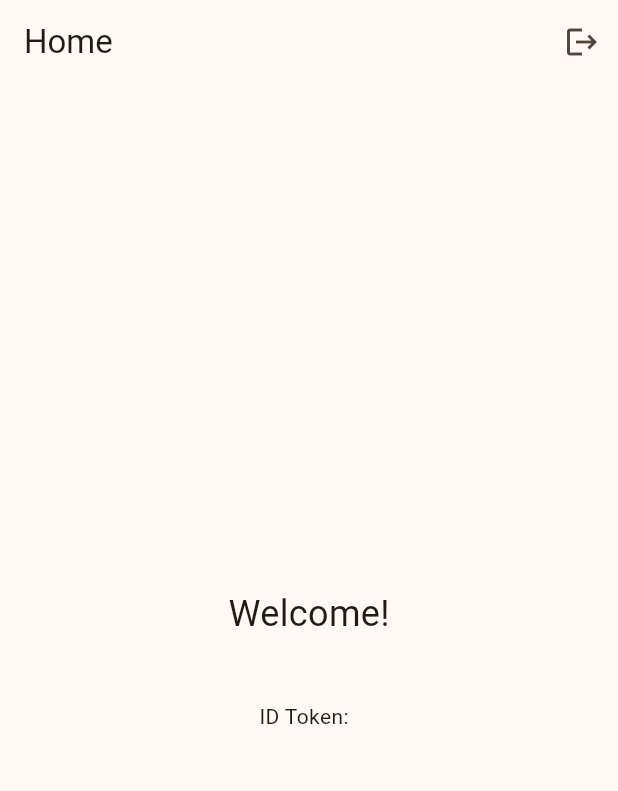
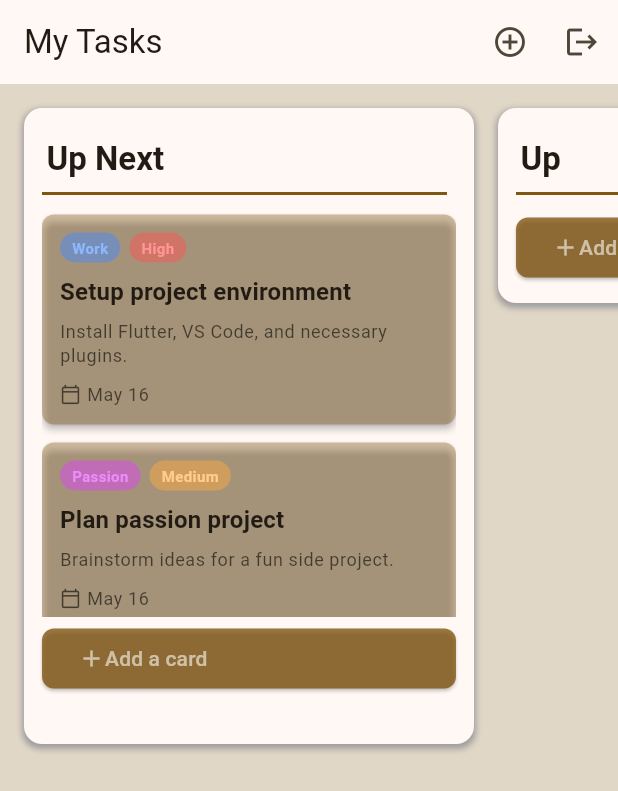
Before and after one commit to Nightclaus/Sizzle, a Flutter app: the screen it shows once a user with an empty profile is signed in, after a tap on the "logout" icon, on a phone screen of 412 x 824 dp. Shown: the top 791 px of the screen. Run offline on Flutter 3.47's test engine with Material 3 defaults, Android fonts, the phone set to English and light mode, and no system bars; our stand-ins replace firebase_auth, firebase_core, flutter_dotenv, font_awesome_flutter, get, google_sign_in; accounts and stored records are empty.

Commit message:
Added tasks page

```diff
--- a/lib/app/controllers/auth_controller.dart
+++ b/lib/app/controllers/auth_controller.dart
@@ -35,7 +35,7 @@
     if (user == null) {
       if (Get.currentRoute != Routes.LOGIN) Get.offAllNamed(Routes.LOGIN);
     } else {
-      Get.offAllNamed(Routes.HOME);
+      Get.offAllNamed(Routes.TASKS); // Move to the task screen for now
     }
   }
 
--- /dev/null
+++ b/lib/app/controllers/tasks_controller.dart
@@ -0,0 +1,123 @@
+import 'package:get/get.dart';
+import 'package:uuid/uuid.dart'; // Add uuid to pubspec.yaml: `flutter pub add uuid`
+import '../models/task_column_model.dart';
+import '../models/task_model.dart';
+
+class TasksController extends GetxController {
+  var columns = <TaskColumn>[].obs;
+  final Uuid _uuid = const Uuid();
+
+  @override
+  void onInit() {
+    super.onInit();
+    // Load initial data or leave empty
+    if (columns.isEmpty) {
+      _addDefaultColumns();
+    }
+  }
+
+  void addColumn(String title) {
+    if (title.trim().isEmpty) return;
+    final newColumn = TaskColumn(id: _uuid.v4(), title: title.trim());
+    columns.add(newColumn);
+  }
+
+  void addTaskToColumn(String columnId, Task task) {
+    final columnIndex = columns.indexWhere((col) => col.id == columnId);
+    if (columnIndex != -1) {
+      columns[columnIndex].tasks.add(task);
+      // columns.refresh(); // May not be needed if TaskColumn.tasks is RxList
+    } else {
+      Get.snackbar("Error", "Column not found to add task.");
+    }
+  }
+
+  void updateTask(String columnId, Task updatedTask) {
+    final columnIndex = columns.indexWhere((col) => col.id == columnId);
+    if (columnIndex != -1) {
+      final taskIndex = columns[columnIndex].tasks.indexWhere((task) => task.id == updatedTask.id);
+      if (taskIndex != -1) {
+        columns[columnIndex].tasks[taskIndex] = updatedTask;
+        // columns.refresh(); // Force UI update for the column
+      }
+    }
+  }
+
+  void deleteTask(String columnId, String taskId) {
+    final columnIndex = columns.indexWhere((col) => col.id == columnId);
+    if (columnIndex != -1) {
+      columns[columnIndex].tasks.removeWhere((task) => task.id == taskId);
+    }
+  }
+
+  // Placeholder for reordering tasks within a column (for drag & drop later)
+  void reorderTaskInColumn(String columnId, int oldIndex, int newIndex) {
+    final columnIndex = columns.indexWhere((col) => col.id == columnId);
+    if (columnIndex != -1) {
+      final task = columns[columnIndex].tasks.removeAt(oldIndex);
+      var adjustedNewIndex = newIndex;
+      if (oldIndex < newIndex) {
+        adjustedNewIndex -= 1; // Adjust index if item moved down
+      }
+      columns[columnIndex].tasks.insert(adjustedNewIndex, task);
+    }
+  }
+
+  // Placeholder for moving task between columns (for drag & drop later)
+   void moveTaskToColumn(String oldColumnId, String newColumnId, String taskId, int newIndexInColumn) {
+    Task? taskToMove;
+    // Remove from old column
+    final oldColumnIndex = columns.indexWhere((col) => col.id == oldColumnId);
+    if (oldColumnIndex != -1) {
+      final taskIndex = columns[oldColumnIndex].tasks.indexWhere((t) => t.id == taskId);
+      if (taskIndex != -1) {
+        taskToMove = columns[oldColumnIndex].tasks.removeAt(taskIndex);
+      }
+    }
+
+    // Add to new column
+    if (taskToMove != null) {
+      final newColumnIndex = columns.indexWhere((col) => col.id == newColumnId);
+      if (newColumnIndex != -1) {
+        // Ensure index is within bounds
+        int insertAtIndex = newIndexInColumn.clamp(0, columns[newColumnIndex].tasks.length);
+        columns[newColumnIndex].tasks.insert(insertAtIndex, taskToMove);
+      } else {
+        // If new column not found, add back to old (or handle error)
+        if (oldColumnIndex != -1) {
+          columns[oldColumnIndex].tasks.add(taskToMove); // Or some other error recovery
+        }
+      }
+    }
+  }
+
+
+  void _addDefaultColumns() { // Testcase
+    addColumn("Up Next");
+     addColumn("Up ");
+
+    // Add a sample task
+    if (columns.isNotEmpty && columns.first.tasks.isEmpty) {
+      addTaskToColumn(
+        columns.first.id,
+        Task(
+          id: _uuid.v4(),
+          name: "Setup project environment",
+          description: "Install Flutter, VS Code, and necessary plugins.",
+          tag: TaskTag.work,
+          importance: TaskImportance.high,
+        ),
+      );
+       addTaskToColumn(
+        columns.first.id,
+        Task(
+          id: _uuid.v4(),
+          name: "Plan passion project",
+          description: "Brainstorm ideas for a fun side project.",
+          tag: TaskTag.passion,
+          importance: TaskImportance.medium,
+        ),
+      );
+    }
+  }
+}
--- /dev/null
+++ b/lib/app/models/task_column_model.dart
@@ -0,0 +1,21 @@
+import 'package:get/get.dart';
+import 'task_model.dart';
+
+class TaskColumn {
+  final String id;
+  String title;
+  RxList<Task> tasks = <Task>[].obs;
+
+  TaskColumn({
+    required this.id,
+    required this.title,
+    List<Task>? initialTasks,
+  }) {
+    if (initialTasks != null) {    // generating test views
+      tasks.addAll(initialTasks);
+    }
+  }
+
+  double get getHeight => tasks.length * 137; // Getter for height
+  double get getFullHeight => (tasks.isEmpty) ? getHeight + 130 : getHeight + 150; // Better bottom for empty columns
+}
--- /dev/null
+++ b/lib/app/models/task_model.dart
@@ -0,0 +1,50 @@
+import 'package:flutter/material.dart';
+
+enum TaskTag { passion, work }                // Set categories
+enum TaskImportance { high, medium, low }     // Set categories
+
+class Task {
+  final String id;
+  String name;
+  String description;
+  TaskTag tag;
+  TaskImportance importance;
+  DateTime createdAt;
+  // String columnId; // To associate with a column if storing separately
+
+  Task({
+    required this.id,
+    required this.name,
+    this.description = '',
+    required this.tag,
+    required this.importance,
+    // required this.columnId,
+    DateTime? createdAt,
+  }) : createdAt = createdAt ?? DateTime.now();
+
+  // Helper to get color for importance
+  Color get importanceColor {
+    switch (importance) {
+      case TaskImportance.high:
+        return Colors.redAccent;
+      case TaskImportance.medium:
+        return Colors.orangeAccent;
+      case TaskImportance.low:
+        return Colors.greenAccent;
+      //default: // No need, all values are covered
+      //  return Colors.grey;
+    }
+  }
+
+  // Helper to get color for tag
+  Color get tagColor {
+    switch (tag) {
+      case TaskTag.passion:
+        return Colors.purpleAccent;
+      case TaskTag.work:
+        return Colors.blueAccent;
+      //default:
+      //  return Colors.grey;
+    }
+  }
+}
--- /dev/null
+++ b/lib/app/modules/tasks/bindings/tasks_binding.dart
@@ -0,0 +1,11 @@
+import 'package:get/get.dart';
+import '../../../controllers/tasks_controller.dart';
+
+class TasksBinding extends Bindings {
+  @override
+  void dependencies() {
+    Get.lazyPut<TasksController>(
+      () => TasksController(),
+    );
+  }
+}
--- /dev/null
+++ b/lib/app/modules/tasks/views/tasks_view.dart
@@ -0,0 +1,203 @@
+import 'package:flutter/material.dart';
+import 'package:get/get.dart';
+import 'package:sizzle/app/modules/tasks/widgets/add_task_dialog.dart';
+import '../../../controllers/auth_controller.dart'; // For sign out
+import '../../../controllers/tasks_controller.dart';
+import '../widgets/task_card_widget.dart';
+
+class TasksPage extends GetView<TasksController> {
+  TasksPage({super.key});
+
+  final AuthController authController = Get.find<AuthController>(); // For logout
+
+  Color lightenColor(Color color, [int amount = 100]) {
+    return Color.alphaBlend(Colors.white.withAlpha(amount), color);
+  }
+
+  void _showAddColumnDialog(BuildContext context) {
+    final TextEditingController columnTitleController = TextEditingController();
+    Get.dialog(
+      AlertDialog(
+        title: const Text("Add New Column"),
+        content: TextField(
+          controller: columnTitleController,
+          decoration: const InputDecoration(hintText: "Column Title"),
+          autofocus: true,
+        ),
+        actions: [
+          TextButton(
+            onPressed: () => Get.back(),
+            child: const Text("Cancel"),
+          ),
+          ElevatedButton(
+            onPressed: () {
+              if (columnTitleController.text.trim().isNotEmpty) {
+                controller.addColumn(columnTitleController.text.trim());
+                Get.back();
+              } else {
+                Get.snackbar("Error", "Column title cannot be empty.",
+                    snackPosition: SnackPosition.BOTTOM);
+              }
+            },
+            child: const Text("Add"),
+          )
+        ],
+      ),
+    );
+  }
+
+  @override
+  Widget build(BuildContext context) {
+    final theme = Theme.of(context);
+    final maxHeight = MediaQuery.of(context).size.height - 75;
+
+    return Scaffold(
+      appBar: AppBar(
+        title: const Text("My Tasks"),
+        actions: [
+          IconButton(
+            icon: const Icon(Icons.add_circle_outline),
+            tooltip: "Add Column",
+            onPressed: () => _showAddColumnDialog(context),
+          ),
+          IconButton(
+            icon: const Icon(Icons.logout),
+            tooltip: "Sign Out",
+            onPressed: () {
+              authController.signOut();
+            },
+          )
+        ],
+      ),
+      backgroundColor: Theme.of(context).colorScheme.primary.withAlpha(60),
+      body: Obx(
+        () {
+          if (controller.columns.isEmpty) {
+            return Center(
+              child: Column(
+                mainAxisAlignment: MainAxisAlignment.center,
+                children: [
+                  const Text("No columns yet. Add one to get started!"),
+                  const SizedBox(height: 10),
+                  ElevatedButton.icon(
+                    icon: const Icon(Icons.add),
+                    label: const Text("Add Column"),
+                    onPressed: () => _showAddColumnDialog(context),
+                  )
+                ],
+              ),
+            );
+          }
+          return ConstrainedBox(
+            constraints: BoxConstraints(
+              maxHeight: maxHeight,
+            ),
+            child: ListView.builder( // List builder is actually no1 op
+              scrollDirection: Axis.horizontal,
+              padding: const EdgeInsets.all(16.0),
+              itemCount: controller.columns.length,
+              itemBuilder: (context, index) {
+                final column = controller.columns[index];
+                return Stack(
+                  children: [
+                    Obx(()=>Container(
+                    width: 300, // Width of each column
+                    height: column.getFullHeight,
+                    margin: const EdgeInsets.only(right: 16.0),
+                    padding: const EdgeInsets.all(12.0),
+                    decoration: BoxDecoration(
+                      color: theme.cardColor, // Or Colors.grey[200]
+                      borderRadius: BorderRadius.circular(12.0),
+                      boxShadow: [
+                        BoxShadow(
+                          color: Colors.grey.withAlpha(255),
+                          spreadRadius: 1,
+                          blurRadius: 3,
+                          offset: const Offset(0, 2),
+                        )
+                      ]
+                    ),
+                    child: Column(
+                      crossAxisAlignment: CrossAxisAlignment.start,
+                      children: [
+                        Padding(
+                          padding: const EdgeInsets.only(
+                            top: 8,
+                            bottom: 8,
+                            left: 3,
+                            right: 8,
+                          ),
+                          child: Row(
+                            mainAxisAlignment: MainAxisAlignment.spaceBetween,
+                            children: [
+                              Text(
+                                column.title,
+                                style: theme.textTheme.titleLarge?.copyWith(fontWeight: FontWeight.bold),
+                              ),
+                              // IconButton(icon: Icon(Icons.more_vert), onPressed: () { /* Column options */ })
+                            ],
+                          ),
+                        ),
+                        Container(
+                          height: 2,
+                          width: 270,
+                          color: theme.primaryColor,
+                        ),
+                        SizedBox(
+                          height: 7,
+                        ),
+                        SizedBox(
+                          height: column.getHeight,
+                          child: ListView.builder(
+                            itemCount: column.tasks.length,
+                            itemBuilder: (ctx, taskIndex) {
+                              final task = column.tasks[taskIndex];
+                              return TaskCardWidget(
+                                task: task,
+                                onTap: () {
+                                  // TODO: Implement task detail view or edit dialog
+                                  Get.snackbar("Task Tapped", task.name, snackPosition: SnackPosition.BOTTOM);
+                                },
+                              );
+                            },
+                          ),
+                        ),
+                        const SizedBox(height: 8),
+                        SizedBox(
+                          height: 40,
+                          child: ElevatedButton(
+                            style: ElevatedButton.styleFrom(
+                              minimumSize: const Size(double.infinity, 40), // Make button wider
+                              foregroundColor: lightenColor(theme.primaryColor.withAlpha(60), 150),
+                              backgroundColor: WidgetStateColor.resolveWith(
+                                (Set<WidgetState> states) {
+                                  return theme.colorScheme.primary.withAlpha(200);
+                                },
+                              ),
+                              overlayColor: WidgetStateColor.resolveWith((Set<WidgetState> states) {return Colors.yellow.shade600;}), // ← removes splash
+
+                              //elevation: 0, // Looks weird depending on my mental state
+                              shape: RoundedRectangleBorder(
+                                borderRadius: BorderRadius.circular(8), // smaller radius
+                              ),
+                            ),
+                            onPressed: () => showAddTaskDialog(context, column.id),
+                            child: Row(children:[
+                              const Icon(Icons.add, size: 18),
+                              const Text("Add a card"),
+                            ]),
+                          ),
+                        )
+                      ],
+                    )
+                  )
+                  )]
+                );
+              },
+            )
+          );
+        },
+      ),
+    );
+  }
+}
--- /dev/null
+++ b/lib/app/modules/tasks/widgets/add_task_dialog.dart
@@ -0,0 +1,90 @@
+import 'package:flutter/material.dart';
+import 'package:get/get.dart';
+import 'package:uuid/uuid.dart';
+import '../../../models/task_model.dart';
+import '../../../controllers/tasks_controller.dart'; // To find TasksController
+
+Future<void> showAddTaskDialog(BuildContext context, String columnId) async {
+  final tasksController = Get.find<TasksController>();
+  final formKey = GlobalKey<FormState>();
+  final nameController = TextEditingController();
+  final descriptionController = TextEditingController();
+  var selectedTag = TaskTag.work.obs;
+  var selectedImportance = TaskImportance.medium.obs;
+  final Uuid uuid = const Uuid();
+
+  return Get.dialog( // Using Get.dialog for simplicity
+    AlertDialog(
+      title: const Text('Add New Task'),
+      content: SingleChildScrollView(
+        child: Form(
+          key: formKey,
+          child: Column(
+            mainAxisSize: MainAxisSize.min,
+            children: <Widget>[
+              TextFormField(
+                controller: nameController,
+                decoration: const InputDecoration(labelText: 'Task Name'),
+                validator: (value) => value!.isEmpty ? 'Please enter a name' : null,
+              ),
+              TextFormField(
+                controller: descriptionController,
+                decoration: const InputDecoration(labelText: 'Description (Optional)'),
+                maxLines: 2,
+              ),
+              const SizedBox(height: 16),
+              Obx(() => DropdownButtonFormField<TaskTag>(
+                    decoration: const InputDecoration(labelText: 'Tag'),
+                    value: selectedTag.value,
+                    items: TaskTag.values
+                        .map((tag) => DropdownMenuItem(
+                              value: tag,
+                              child: Text(tag.toString().split('.').last.capitalizeFirst!),
+                            ))
+                        .toList(),
+                    onChanged: (value) {
+                      if (value != null) selectedTag.value = value;
+                    },
+                  )),
+              Obx(() => DropdownButtonFormField<TaskImportance>(
+                    decoration: const InputDecoration(labelText: 'Importance'),
+                    value: selectedImportance.value,
+                    items: TaskImportance.values
+                        .map((imp) => DropdownMenuItem(
+                              value: imp,
+                              child: Text(imp.toString().split('.').last.capitalizeFirst!),
+                            ))
+                        .toList(),
+                    onChanged: (value) {
+                      if (value != null) selectedImportance.value = value;
+                    },
+                  )),
+            ],
+          ),
+        ),
+      ),
+      actions: <Widget>[
+        TextButton(
+          child: const Text('Cancel'),
+          onPressed: () => Get.back(),
+        ),
+        ElevatedButton(
+          child: const Text('Add Task'),
+          onPressed: () {
+            if (formKey.currentState!.validate()) {
+              final newTask = Task(
+                id: uuid.v4(), // Used v4 for full randomness
+                name: nameController.text.trim(),
+                description: descriptionController.text.trim(),
+                tag: selectedTag.value,
+                importance: selectedImportance.value,
+              );
+              tasksController.addTaskToColumn(columnId, newTask);
+              Get.back(); // Close the dialog
+            }
+          },
+        ),
+      ],
+    ),
+  );
+}
--- /dev/null
+++ b/lib/app/modules/tasks/widgets/task_card_widget.dart
@@ -0,0 +1,107 @@
+import 'package:flutter/material.dart';
+import 'package:intl/intl.dart';
+import '../../../models/task_model.dart';
+
+class TaskCardWidget extends StatelessWidget {
+  final Task task;
+  final VoidCallback? onTap; // For opening task details later
+
+  const TaskCardWidget({super.key, required this.task, this.onTap});
+
+  Color lightenColor(Color color, [int amount = 100]) {
+    return Color.alphaBlend(Colors.white.withAlpha(amount), color);
+  }
+
+  @override
+  Widget build(BuildContext context) {
+    final theme = Theme.of(context);
+    final DateFormat dateFormat = DateFormat('MMM d'); // For displaying date
+
+    return Card(
+      margin: const EdgeInsets.symmetric(vertical: 6.0, horizontal: 0),
+      color: theme.primaryColor.withAlpha(90),
+      elevation: 2.0,
+      shape: RoundedRectangleBorder(borderRadius: BorderRadius.circular(8.0)),
+      child: InkWell( // for dynamic feel
+        onTap: onTap,
+        borderRadius: BorderRadius.circular(8.0),
+        child: Padding(
+          padding: const EdgeInsets.all(12.0),
+          child: Column(
+            crossAxisAlignment: CrossAxisAlignment.start,
+            children: [
+              // Top row for tags/labels (similar to Trello)
+              Row(
+                children: [
+                  Container(
+                    padding: const EdgeInsets.symmetric(horizontal: 8, vertical: 3),
+                    decoration: BoxDecoration(
+                      color: task.tagColor.withAlpha(120),      // Use 60 and remove lighten colour to switch the roles
+                      borderRadius: BorderRadius.circular(12),
+                    ),
+                    child: Text(
+                      task.tag.toString().split('.').last.capitalizeFirst,
+                      style: TextStyle(color: lightenColor(task.tagColor), fontSize: 10, fontWeight: FontWeight.bold),
+                    ),
+                  ),
+                  const SizedBox(width: 6),
+                  Container(
+                    padding: const EdgeInsets.symmetric(horizontal: 8, vertical: 3),
+                    decoration: BoxDecoration(
+                      color: task.importanceColor.withAlpha(120),
+                      borderRadius: BorderRadius.circular(12),
+                    ),
+                    child: Text(
+                      task.importance.toString().split('.').last.capitalizeFirst,
+                      style: TextStyle(color: lightenColor(task.importanceColor), fontSize: 10, fontWeight: FontWeight.bold),
+                    ),
+                  ),
+                ],
+              ),
+              const SizedBox(height: 8),
+              Text(
+                task.name,
+                style: theme.textTheme.titleMedium?.copyWith(fontWeight: FontWeight.w600), // use existing format
+                maxLines: 2,
+                overflow: TextOverflow.ellipsis,
+              ),
+              if (task.description.isNotEmpty) ...[
+                const SizedBox(height: 6),
+                Text(
+                  task.description,
+                  style: theme.textTheme.bodySmall?.copyWith(color: theme.hintColor),
+                  maxLines: 3,
+                  overflow: TextOverflow.ellipsis,
+                ),
+              ],
+              const SizedBox(height: 10),
+              Row(
+                mainAxisAlignment: MainAxisAlignment.spaceBetween,
+                children: [
+                  // Placeholder for icons like comments, attachments
+                  Row(
+                    children: [
+                      Icon(Icons.calendar_today_outlined, size: 14, color: theme.hintColor),
+                      const SizedBox(width: 4),
+                      Text(
+                        dateFormat.format(task.createdAt),
+                        style: theme.textTheme.bodySmall?.copyWith(color: theme.hintColor),
+                      ),
+                    ],
+                  ),
+                  // Placeholder for avatars
+                  // CircleAvatar(radius: 12, child: Text(task.assigneeInitial ?? "A"))
+                ],
+              )
+            ],
+          ),
+        ),
+      ),
+    );
+  }
+}
+
+// Custom String method for capitalising string
+extension StringExtension on String {
+  String get capitalizeFirst => "${this[0].toUpperCase()}${substring(1)}";
+}
--- a/lib/app/routes/app_pages.dart
+++ b/lib/app/routes/app_pages.dart
@@ -1,5 +1,7 @@
 // lib/app/routes/app_pages.dart
 import 'package:get/get.dart';
+import 'package:sizzle/app/modules/tasks/bindings/tasks_binding.dart';
+import 'package:sizzle/app/modules/tasks/views/tasks_view.dart';
 import '../modules/auth/bindings/auth_binding.dart';
 import '../modules/auth/views/login_screen.dart';
 import '../modules/home/bindings/home_binding.dart';
@@ -11,7 +13,7 @@
   AppPages._();
 
   // TODO: Implement logic to check auth state and set initial route accordingly
-  static const INITIAL = Routes.LOGIN; // Might have a splash screen but that is tbd
+  static const INITIAL = Routes.TASKS; // Change back to login after testing is finished // Might have a splash screen but that is tbd
 
   static final routes = [
     GetPage(
@@ -24,5 +26,10 @@
       page: () => HomeScreen(),
       binding: HomeBinding(),
     ),
+    GetPage(
+      name: _Paths.TASKS,
+      page: () => TasksPage(),
+      binding: TasksBinding(),
+    ),
   ];
 }
--- a/lib/app/routes/app_routes.dart
+++ b/lib/app/routes/app_routes.dart
@@ -6,6 +6,7 @@
 
   static const LOGIN = _Paths.LOGIN;
   static const HOME = _Paths.HOME;
+  static const TASKS = _Paths.TASKS;
   // Other routes here aswell
 }
 
@@ -14,5 +15,6 @@
 
   static const LOGIN = '/login';
   static const HOME = '/home';
+  static const TASKS = '/tasks';
   // Additional paths will be added here
 }
--- a/lib/main.dart
+++ b/lib/main.dart
@@ -6,7 +6,6 @@
 import 'firebase_options.dart';
 import 'app/controllers/auth_controller.dart';
 import 'package:flutter_dotenv/flutter_dotenv.dart';
-
 
 void main() async {
   WidgetsFlutterBinding.ensureInitialized();
@@ -30,6 +29,7 @@
       initialRoute: AppPages.INITIAL, // Or check auth state here to decide
       getPages: AppPages.routes,
       theme: ThemeData(
+        useMaterial3: true,
         colorScheme: ColorScheme.fromSeed(seedColor: Colors.yellow.shade800),
         primarySwatch: Colors.blue,
         visualDensity: VisualDensity.adaptivePlatformDensity,
--- a/pubspec.yaml
+++ b/pubspec.yaml
@@ -41,6 +41,8 @@
   get: ^4.7.2
   foundation: ^0.0.5
   flutter_dotenv: ^5.2.1
+  intl: ^0.20.2
+  uuid: ^4.5.1
 
 dev_dependencies:
   flutter_test:
```
Also changed, not shown: pubspec.lock, 1 other file.
